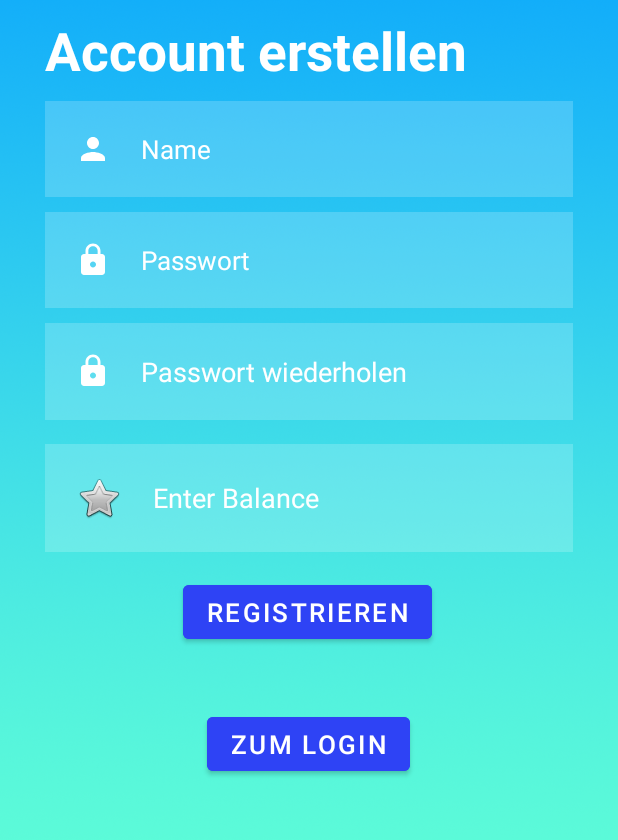
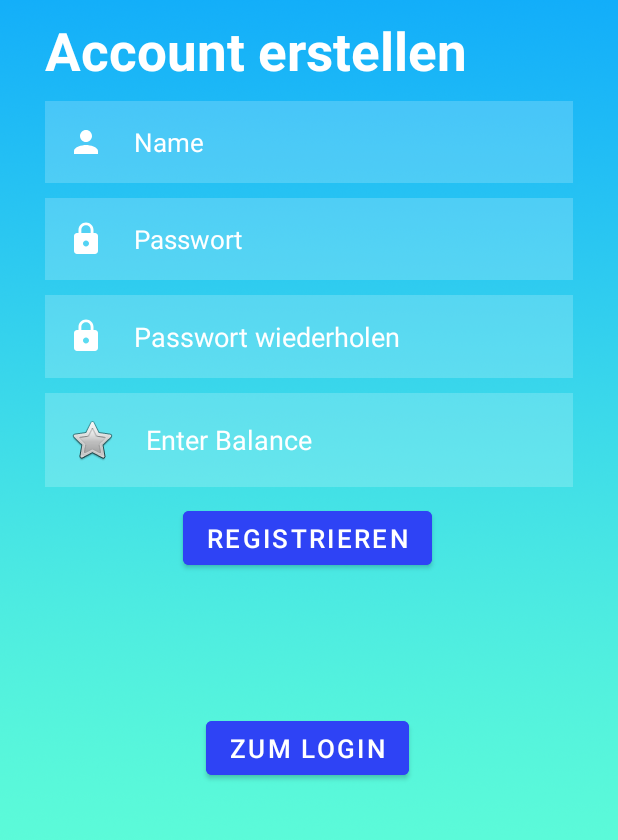
Before and after one commit to laurareimann/Finanztracker, an Android app: the RegisterActivity screen opened directly, with no data from a screen before it, on a phone screen of 412 x 824 dp, the part 315-1155 px from its top. Run offline under Robolectric (Android 15) with nearby library versions, the phone set to English and light mode, and no system bars.

Commit message:
register: formatierung korrektur, dimens update

```diff
--- a/app/src/main/res/layout/activity_register.xml
+++ b/app/src/main/res/layout/activity_register.xml
@@ -46,9 +46,9 @@
         android:layout_marginEnd="@dimen/margins_sides"
         android:background="@color/white_transparent_background"
         android:drawableLeft="@drawable/icon_person_white"
-        android:drawablePadding="20dp"
+        android:drawablePadding="@dimen/padding_icons"
         android:hint="@string/hint_username"
-        android:padding="20dp"
+        android:padding="@dimen/padding_text_inputs"
         android:textColor="@color/white"
         android:textColorHint="@color/white"
         android:textSize="@dimen/font_hints"
@@ -66,10 +66,10 @@
         android:layout_marginEnd="@dimen/margins_sides"
         android:background="@color/white_transparent_background"
         android:drawableLeft="@drawable/icon_password_lock_white"
-        android:drawablePadding="20dp"
+        android:drawablePadding="@dimen/padding_icons"
         android:hint="@string/hint_password"
         android:inputType="textPassword"
-        android:padding="20dp"
+        android:padding="@dimen/padding_text_inputs"
         android:textColor="@color/white"
         android:textColorHint="@color/white"
         android:textSize="@dimen/font_hints"
@@ -87,10 +87,10 @@
         android:layout_marginEnd="@dimen/margins_sides"
         android:background="@color/white_transparent_background"
         android:drawableLeft="@drawable/icon_password_lock_white"
-        android:drawablePadding="20dp"
+        android:drawablePadding="@dimen/padding_icons"
         android:hint="@string/hint_password_rep"
         android:inputType="textPassword"
-        android:padding="20dp"
+        android:padding="@dimen/padding_text_inputs"
         android:textColor="@color/white"
         android:textColorHint="@color/white"
         app:layout_constraintEnd_toEndOf="parent"
@@ -104,20 +104,18 @@
         android:layout_width="match_parent"
         android:layout_height="wrap_content"
         android:layout_below="@id/txt_register_password_rep"
-        android:layout_marginStart="30dp"
+        android:layout_marginStart="@dimen/margins_sides"
         android:layout_marginTop="10dp"
-        android:layout_marginEnd="30dp"
-        android:layout_marginBottom="10dp"
-        android:background="#30ffffff"
+        android:layout_marginEnd="@dimen/margins_sides"
+        android:background="@color/white_transparent_background"
         android:drawableLeft="@android:drawable/btn_star"
-        android:drawablePadding="20dp"
+        android:drawablePadding="@dimen/padding_icons"
         android:ems="10"
         android:hint="Enter Balance"
         android:inputType="numberDecimal"
-        android:padding="20dp"
+        android:padding="@dimen/padding_text_inputs"
         android:textColor="@color/white"
         android:textColorHint="@color/white"
-        app:layout_constraintBottom_toTopOf="@+id/btn_register_register"
         app:layout_constraintEnd_toEndOf="parent"
         app:layout_constraintStart_toStartOf="parent"
         app:layout_constraintTop_toBottomOf="@+id/txt_register_password_rep" />
@@ -125,32 +123,35 @@
     <!-- Register Button -->
 
 
+    <!-- Back to login Button -->
+
     <com.google.android.material.button.MaterialButton
         android:id="@+id/btn_register_register"
         android:layout_width="wrap_content"
         android:layout_height="wrap_content"
-        android:layout_marginTop="104dp"
         android:backgroundTint="@color/dark_blue_buttons"
         android:text="@string/btn_register"
         android:textSize="@dimen/font_buttons"
+        android:layout_marginTop="@dimen/margins_elements_small"
         app:layout_constraintHorizontal_bias="0.497"
         app:layout_constraintLeft_toLeftOf="parent"
         app:layout_constraintRight_toRightOf="parent"
-        app:layout_constraintTop_toBottomOf="@id/txt_register_password_rep" />
-
-    <!-- Back to login Button -->
+        app:layout_constraintTop_toBottomOf="@+id/txt_register_balance" />
 
     <com.google.android.material.button.MaterialButton
         android:id="@+id/btn_register_login"
         android:layout_width="wrap_content"
         android:layout_height="wrap_content"
-        android:layout_marginTop="40dp"
+        android:layout_marginTop="@dimen/margins_elements_small"
+        android:layout_marginBottom="@dimen/margins_elements_small"
         android:backgroundTint="@color/dark_blue_buttons"
         android:text="@string/btn_login_nav"
         android:textSize="@dimen/font_buttons"
-        app:layout_constraintHorizontal_bias="0.498"
+        app:layout_constraintBottom_toBottomOf="parent"
+        app:layout_constraintEnd_toEndOf="@+id/btn_register_register"
         app:layout_constraintLeft_toLeftOf="parent"
         app:layout_constraintRight_toRightOf="parent"
+        app:layout_constraintStart_toStartOf="@+id/btn_register_register"
         app:layout_constraintTop_toBottomOf="@id/btn_register_register" />
 
 
--- a/app/src/main/res/values/dimens.xml
+++ b/app/src/main/res/values/dimens.xml
@@ -5,7 +5,10 @@
 
     <!-->Spacing<-->
     <dimen name="margins_sides">30dp</dimen>
-    <dimen name="margins_elements_small">15dp</dimen>
+    <dimen name="margins_elements_small">10dp</dimen>
+
+    <dimen name="padding_text_inputs">15dp</dimen>
+    <dimen name="padding_icons">20dp</dimen>
 
     <!-->Font Size<-->
     <dimen name="font_hints">17sp</dimen>
```
